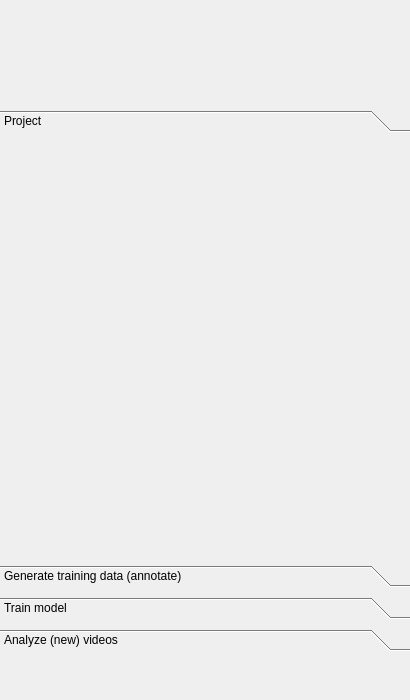
This is octron/qt_gui/octron.ui in horsto/OCTRON-GUI as Qt 5 draws it before an edit. The edited form follows.
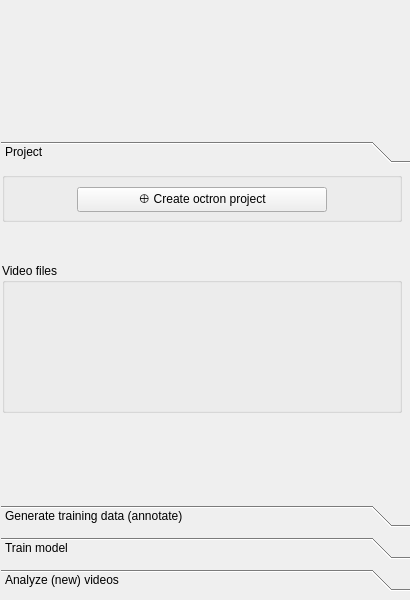
This is the edited form. The open tabs and pages were chosen to show the change. Icons and pictures are not drawn.

Commit message: Bugfixes and new mp4 drop area

```diff
--- a/octron/qt_gui/octron.ui
+++ b/octron/qt_gui/octron.ui
@@ -10,19 +10,19 @@
     <x>0</x>
     <y>0</y>
     <width>410</width>
-    <height>700</height>
+    <height>600</height>
    </rect>
   </property>
   <property name="minimumSize">
    <size>
     <width>410</width>
-    <height>700</height>
+    <height>600</height>
    </size>
   </property>
   <property name="maximumSize">
    <size>
     <width>410</width>
-    <height>800</height>
+    <height>600</height>
    </size>
   </property>
   <property name="cursor">
@@ -40,7 +40,7 @@
      <x>0</x>
      <y>0</y>
      <width>412</width>
-     <height>651</height>
+     <height>591</height>
     </rect>
    </property>
    <layout class="QVBoxLayout" name="mainLayout">
@@ -50,7 +50,7 @@
     <property name="sizeConstraint">
      <enum>QLayout::SizeConstraint::SetNoConstraint</enum>
     </property>
-    <item alignment="Qt::AlignmentFlag::AlignLeft">
+    <item alignment="Qt::AlignmentFlag::AlignHCenter|Qt::AlignmentFlag::AlignTop">
      <widget class="QLabel" name="octron_logo">
       <property name="enabled">
        <bool>true</bool>
@@ -58,7 +58,13 @@
       <property name="minimumSize">
        <size>
         <width>410</width>
-        <height>100</height>
+        <height>120</height>
+       </size>
+      </property>
+      <property name="maximumSize">
+       <size>
+        <width>410</width>
+        <height>120</height>
        </size>
       </property>
       <property name="baseSize">
@@ -81,7 +87,7 @@
       </property>
      </widget>
     </item>
-    <item>
+    <item alignment="Qt::AlignmentFlag::AlignHCenter|Qt::AlignmentFlag::AlignTop">
      <widget class="QToolBox" name="toolBox">
       <property name="enabled">
        <bool>true</bool>
@@ -94,14 +100,14 @@
       </property>
       <property name="minimumSize">
        <size>
-        <width>0</width>
-        <height>0</height>
+        <width>410</width>
+        <height>450</height>
        </size>
       </property>
       <property name="maximumSize">
        <size>
         <width>410</width>
-        <height>750</height>
+        <height>450</height>
        </size>
       </property>
       <property name="cursor">
@@ -131,7 +137,7 @@
          <x>0</x>
          <y>0</y>
          <width>410</width>
-         <height>387</height>
+         <height>314</height>
         </rect>
        </property>
        <property name="sizePolicy">
@@ -150,6 +156,140 @@
        <attribute name="toolTip">
         <string>Create new octron projects or load existing ones</string>
        </attribute>
+       <widget class="QWidget" name="verticalLayoutWidget_3">
+        <property name="geometry">
+         <rect>
+          <x>0</x>
+          <y>-1</y>
+          <width>402</width>
+          <height>241</height>
+         </rect>
+        </property>
+        <layout class="QVBoxLayout" name="project_vertical_layout">
+         <item alignment="Qt::AlignmentFlag::AlignHCenter|Qt::AlignmentFlag::AlignTop">
+          <widget class="QGroupBox" name="folder_sect_groupbox">
+           <property name="sizePolicy">
+            <sizepolicy hsizetype="Maximum" vsizetype="Maximum">
+             <horstretch>0</horstretch>
+             <verstretch>0</verstretch>
+            </sizepolicy>
+           </property>
+           <property name="minimumSize">
+            <size>
+             <width>400</width>
+             <height>50</height>
+            </size>
+           </property>
+           <property name="maximumSize">
+            <size>
+             <width>400</width>
+             <height>50</height>
+            </size>
+           </property>
+           <property name="title">
+            <string/>
+           </property>
+           <layout class="QHBoxLayout" name="horizontalLayout_11">
+            <property name="spacing">
+             <number>20</number>
+            </property>
+            <property name="leftMargin">
+             <number>9</number>
+            </property>
+            <property name="topMargin">
+             <number>9</number>
+            </property>
+            <property name="rightMargin">
+             <number>9</number>
+            </property>
+            <property name="bottomMargin">
+             <number>9</number>
+            </property>
+            <item alignment="Qt::AlignmentFlag::AlignHCenter|Qt::AlignmentFlag::AlignVCenter">
+             <widget class="QPushButton" name="create_project_btn">
+              <property name="minimumSize">
+               <size>
+                <width>250</width>
+                <height>25</height>
+               </size>
+              </property>
+              <property name="maximumSize">
+               <size>
+                <width>300</width>
+                <height>25</height>
+               </size>
+              </property>
+              <property name="text">
+               <string>⊕ Create octron project</string>
+              </property>
+             </widget>
+            </item>
+           </layout>
+          </widget>
+         </item>
+         <item alignment="Qt::AlignmentFlag::AlignHCenter|Qt::AlignmentFlag::AlignTop">
+          <widget class="QGroupBox" name="project_video_drop_groupbox">
+           <property name="sizePolicy">
+            <sizepolicy hsizetype="Maximum" vsizetype="Maximum">
+             <horstretch>0</horstretch>
+             <verstretch>0</verstretch>
+            </sizepolicy>
+           </property>
+           <property name="minimumSize">
+            <size>
+             <width>400</width>
+             <height>150</height>
+            </size>
+           </property>
+           <property name="maximumSize">
+            <size>
+             <width>400</width>
+             <height>150</height>
+            </size>
+           </property>
+           <property name="title">
+            <string>Video files</string>
+           </property>
+           <layout class="QHBoxLayout" name="horizontalLayout">
+            <property name="spacing">
+             <number>20</number>
+            </property>
+            <property name="leftMargin">
+             <number>9</number>
+            </property>
+            <property name="topMargin">
+             <number>9</number>
+            </property>
+            <property name="rightMargin">
+             <number>9</number>
+            </property>
+            <property name="bottomMargin">
+             <number>9</number>
+            </property>
+            <item>
+             <widget class="QWidget" name="video_file_drop_widget" native="true">
+              <property name="minimumSize">
+               <size>
+                <width>380</width>
+                <height>110</height>
+               </size>
+              </property>
+              <property name="maximumSize">
+               <size>
+                <width>380</width>
+                <height>110</height>
+               </size>
+              </property>
+              <property name="toolTip">
+               <string>Drag and drop .mp4 files here</string>
+              </property>
+             </widget>
+            </item>
+           </layout>
+          </widget>
+         </item>
+        </layout>
+       </widget>
       </widget>
       <widget class="QWidget" name="annotate_tab">
        <property name="geometry">
```
Left out of the diff: 11 changed lines with no effect on the pictures. The commit also changes 7 other files.
